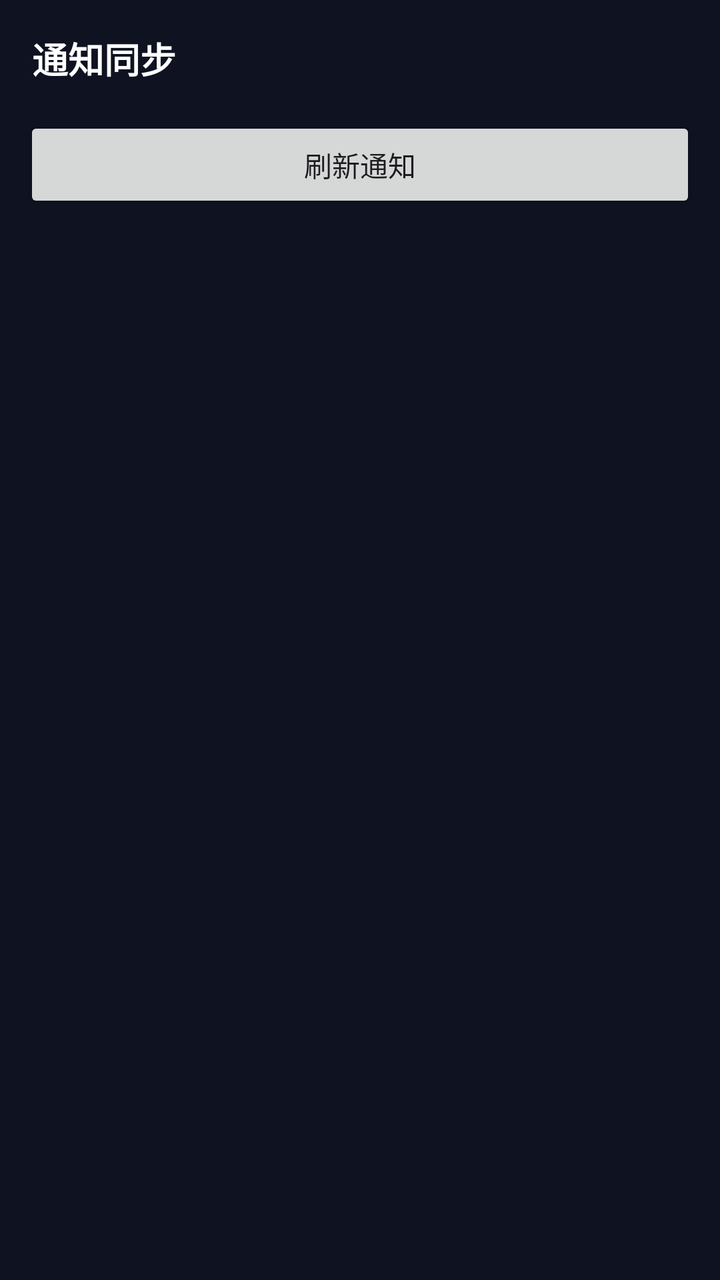
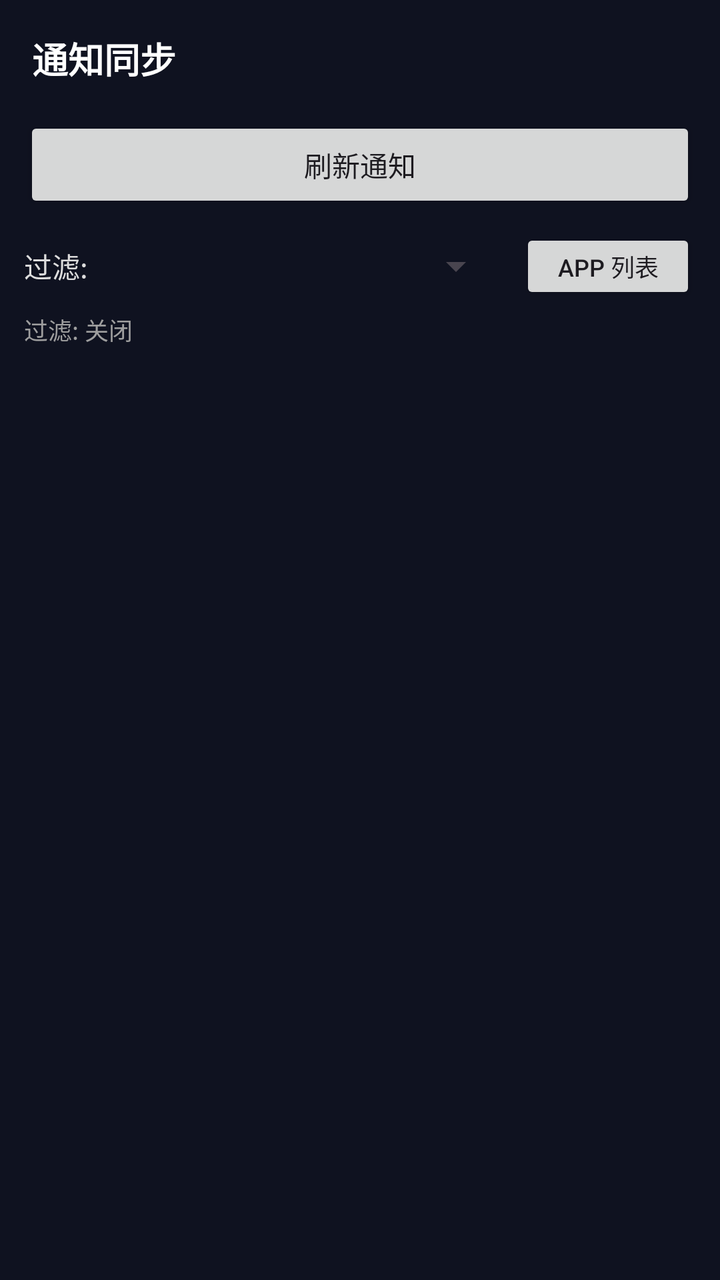

Screens rendered from an Android XML layout before and after an edit, with the pre-edit source and the edit as a unified diff.
<!-- AndroidManifest.xml: application theme Theme.VoiceBridge -->
<!-- res/layout/fragment_notifications.xml -->
<?xml version="1.0" encoding="utf-8"?>
<LinearLayout xmlns:android="http://schemas.android.com/apk/res/android"
    android:layout_width="match_parent"
    android:layout_height="match_parent"
    android:orientation="vertical"
    android:background="#0F1220">

    <TextView
        android:id="@+id/notificationsTitle"
        android:layout_width="match_parent"
        android:layout_height="wrap_content"
        android:text="通知同步"
        android:textSize="18sp"
        android:textStyle="bold"
        android:textColor="#FFFFFF"
        android:padding="16dp" />

    <Button
        android:id="@+id/btnRefreshNotifications"
        android:layout_width="match_parent"
        android:layout_height="wrap_content"
        android:text="刷新通知"
        android:layout_marginHorizontal="12dp"
        android:layout_marginBottom="8dp" />

    <androidx.recyclerview.widget.RecyclerView
        android:id="@+id/notificationList"
        android:layout_width="match_parent"
        android:layout_height="0dp"
        android:layout_weight="1"
        android:paddingHorizontal="8dp" />
</LinearLayout>
<!-- resources referenced by this layout -->
<resources>
  <style name="Theme.VoiceBridge" parent="Theme.Material3.DayNight.NoActionBar" />
</resources>

<!-- the commit's change to res/layout/fragment_notifications.xml (unified diff, before → after) -->
@@ -23,6 +23,47 @@
         android:layout_marginHorizontal="12dp"
         android:layout_marginBottom="8dp" />
 
+    
+    <LinearLayout
+        android:layout_width="match_parent"
+        android:layout_height="wrap_content"
+        android:orientation="horizontal"
+        android:paddingHorizontal="12dp"
+        android:gravity="center_vertical">
+
+        <TextView
+            android:layout_width="wrap_content"
+            android:layout_height="wrap_content"
+            android:text="过滤:"
+            android:textColor="#DDDDDD" />
+
+        <Spinner
+            android:id="@+id/filterModeSpinner"
+            android:layout_width="0dp"
+            android:layout_height="wrap_content"
+            android:layout_weight="1"
+            android:layout_marginStart="8dp" />
+
+        <Button
+            android:id="@+id/btnEditFilterApps"
+            android:layout_width="wrap_content"
+            android:layout_height="wrap_content"
+            android:text="App 列表"
+            android:layout_marginStart="8dp"
+            android:minHeight="0dp"
+            android:textSize="12sp" />
+    </LinearLayout>
+
+    <TextView
+        android:id="@+id/filterStatusText"
+        android:layout_width="match_parent"
+        android:layout_height="wrap_content"
+        android:text="过滤: 关闭"
+        android:textSize="12sp"
+        android:textColor="#9E9E9E"
+        android:paddingHorizontal="12dp"
+        android:paddingVertical="4dp" />
+
     <androidx.recyclerview.widget.RecyclerView
         android:id="@+id/notificationList"
         android:layout_width="match_parent"
